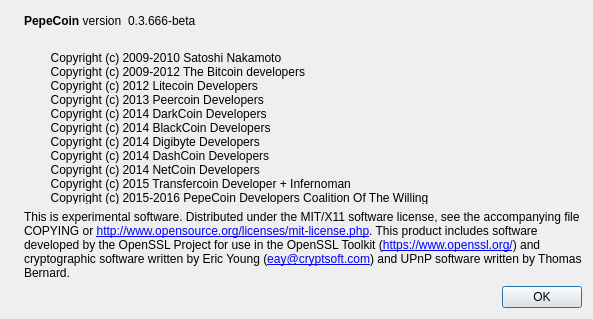
Before: the Qt Designer form src/qt/forms/aboutdialog.ui in projectmemetic/pepecoin, drawn with Qt 5.
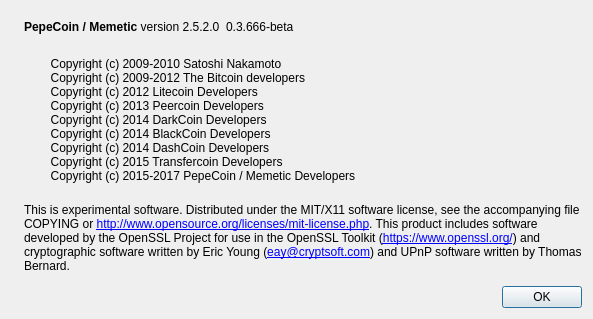
After: the same form once the commit is applied. Icons and pictures are not drawn.

What changed in the file:
```diff
--- a/src/qt/forms/aboutdialog.ui
+++ b/src/qt/forms/aboutdialog.ui
@@ -50,7 +50,7 @@
           <cursorShape>IBeamCursor</cursorShape>
          </property>
          <property name="text">
-          <string>&lt;b&gt;PepeCoin&lt;/b&gt; version</string>
+          <string>&lt;html&gt;&lt;head/&gt;&lt;body&gt;&lt;p&gt;&lt;span style=&quot; font-weight:600;&quot;&gt;PepeCoin / Memetic &lt;/span&gt;version 2.5.2.0&lt;/p&gt;&lt;/body&gt;&lt;/html&gt;</string>
          </property>
          <property name="textInteractionFlags">
           <set>Qt::LinksAccessibleByMouse|Qt::TextSelectableByKeyboard|Qt::TextSelectableByMouse</set>
@@ -98,11 +98,9 @@
         Copyright (c) 2013 Peercoin Developers
         Copyright (c) 2014 DarkCoin Developers
         Copyright (c) 2014 BlackCoin Developers
-        Copyright (c) 2014 Digibyte Developers
         Copyright (c) 2014 DashCoin Developers
-        Copyright (c) 2014 NetCoin Developers
-        Copyright (c) 2015 Transfercoin Developer + Infernoman
-        Copyright (c) 2015-2016 PepeCoin Developers Coalition Of The Willing
+        Copyright (c) 2015 Transfercoin Developers
+        Copyright (c) 2015-2017 PepeCoin / Memetic Developers
 </string>
        </property>
        <property name="textInteractionFlags">
```
